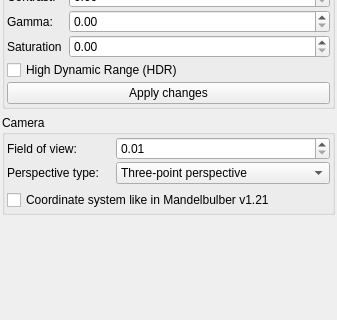
buddhi1980/mandelbulber2, file mandelbulber2/qt/dock_image_adjustments.ui: the form before one commit; both pictures show x 0 to 337 and y 672 to 992 of the 337 by 1257 pixel window.
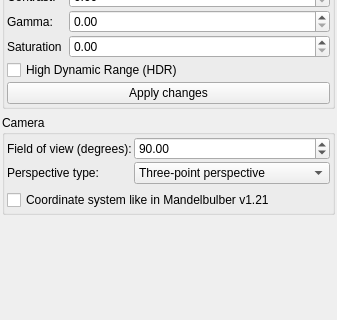
The form after the commit. Icons and pictures are not drawn. Custom widgets are drawn as their Qt base class.

Commit message: Changed FOV to be in degrees

```diff
--- a/mandelbulber2/qt/dock_image_adjustments.ui
+++ b/mandelbulber2/qt/dock_image_adjustments.ui
@@ -922,7 +922,10 @@
         <item row="0" column="0">
          <widget class="QLabel" name="label_54">
           <property name="text">
-           <string>Field of view:</string>
+           <string>Field of view (degrees):</string>
+          </property>
+          <property name="wordWrap">
+           <bool>true</bool>
           </property>
          </widget>
         </item>
@@ -990,13 +993,13 @@
            <double>0.010000000000000</double>
           </property>
           <property name="maximum">
-           <double>5.000000000000000</double>
+           <double>720.000000000000000</double>
           </property>
           <property name="singleStep">
            <double>0.100000000000000</double>
           </property>
           <property name="value">
-           <double>0.010000000000000</double>
+           <double>90.000000000000000</double>
           </property>
          </widget>
         </item>
```
Left out of the diff: 2 changed lines with no effect on the pictures. The commit also changes 19 other files.
